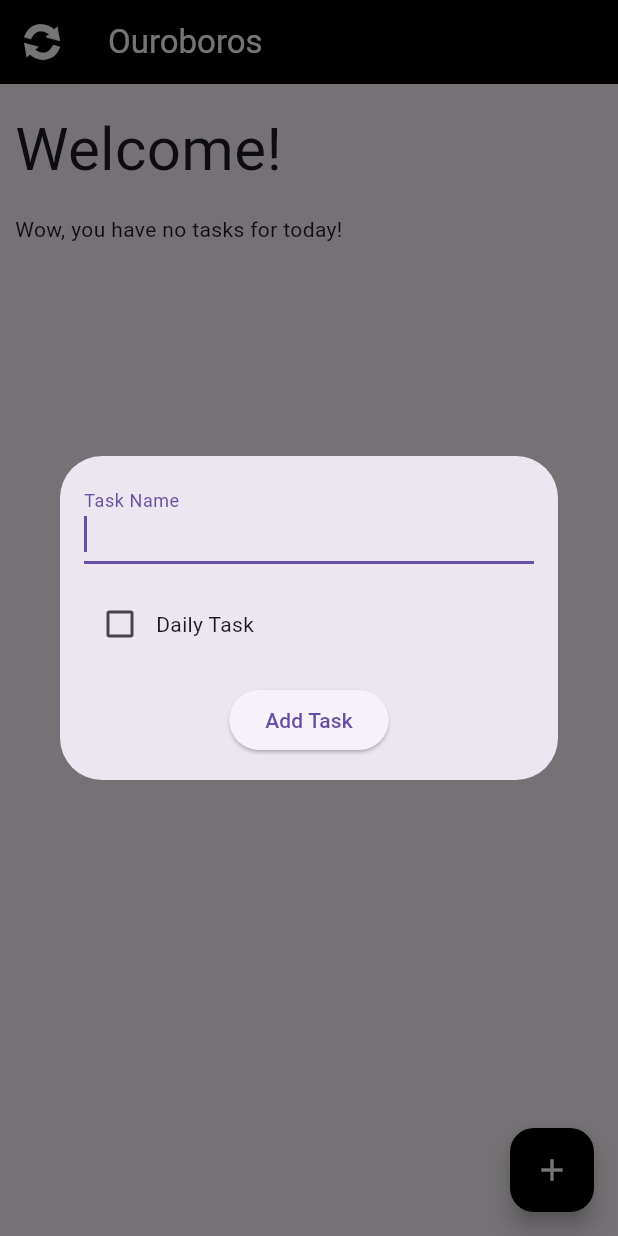
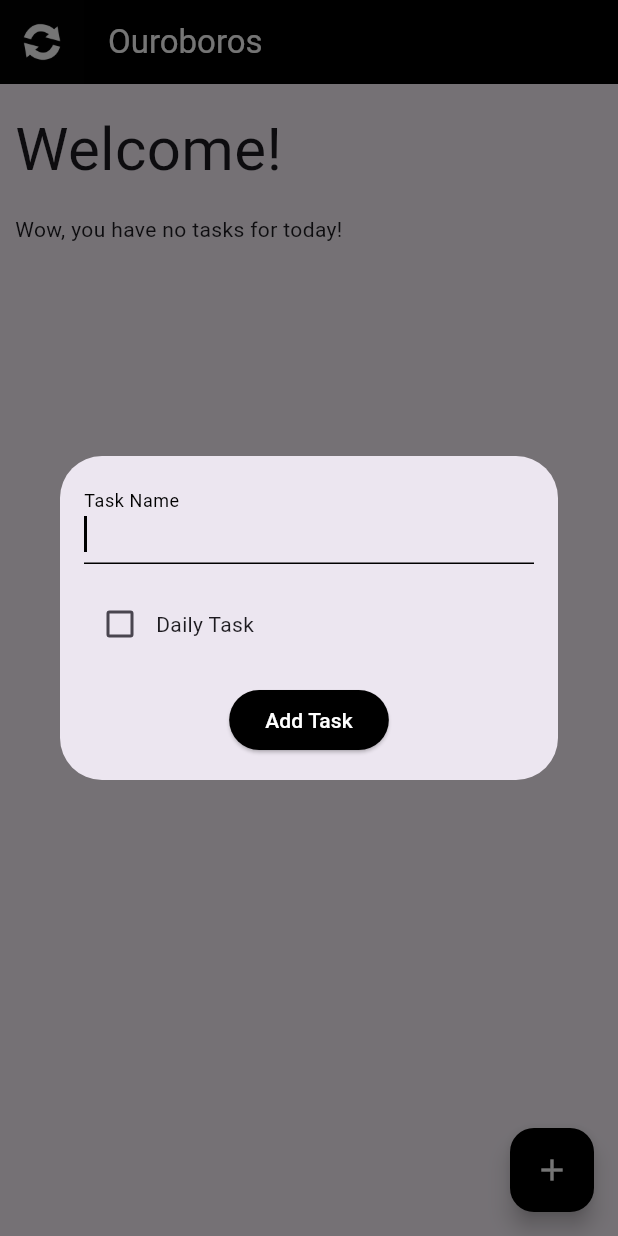
Before and after one commit to codebyeli/ouroboros, a Flutter app: the screen it shows after launch, after a tap on the "add" icon, on a phone screen of 412 x 824 dp. Run offline on Flutter 3.47's test engine with Material 3 defaults, Android fonts, the phone set to English and light mode, and no system bars; our stand-ins replace sqflite; accounts and stored records are empty.

Commit message:
resolved colors on inputbar

```diff
--- a/lib/main.dart
+++ b/lib/main.dart
@@ -4,6 +4,9 @@ import 'package:path/path.dart';
 
 void main() {
   runApp(MaterialApp(
+    theme: ThemeData(
+      primaryColor: Colors.black, // Set the primary color to black
+    ),
     home: OurosHome(),
   ));
 }
@@ -126,7 +129,17 @@ class _AddTaskDialogState extends State<AddTaskDialog> {
             children: [
               TextField(
                 controller: _nameController,
-                decoration: InputDecoration(labelText: 'Task Name'),
+                decoration: InputDecoration(
+                  labelText: 'Task Name',
+                  labelStyle: TextStyle(
+                    color: Colors.black,
+                  ),
+                  focusedBorder: UnderlineInputBorder(
+                    borderSide: BorderSide(color: Colors.black), // Set the border color when focused
+                  ),
+                ),
+                style: TextStyle(color: Colors.black), // Set the text color
+                cursorColor: Colors.black, // Set the cursor color
                 autofocus: true,
               ),
               SizedBox(height: 16),
@@ -134,6 +147,7 @@ class _AddTaskDialogState extends State<AddTaskDialog> {
                 children: [
                   Checkbox(
                     value: _isCycle,
+                    activeColor: Colors.black,
                     onChanged: (value) {
                       setState(() {
                         _isCycle = value!;
@@ -168,8 +182,17 @@ class _AddTaskDialogState extends State<AddTaskDialog> {
                   // Refresh the task list after adding a new task
                   _OurosHomeState()._loadTasks();
                 },
-                child: Text('Add Task'),
-              ),
+                style: ElevatedButton.styleFrom(
+                  primary: Colors.black,
+                ),
+                child: Text(
+                  'Add Task',
+                  style: TextStyle(
+                    color: Colors.white,
+                  ),
+                ),
+              )
+
             ],
           ),
         ),
```
